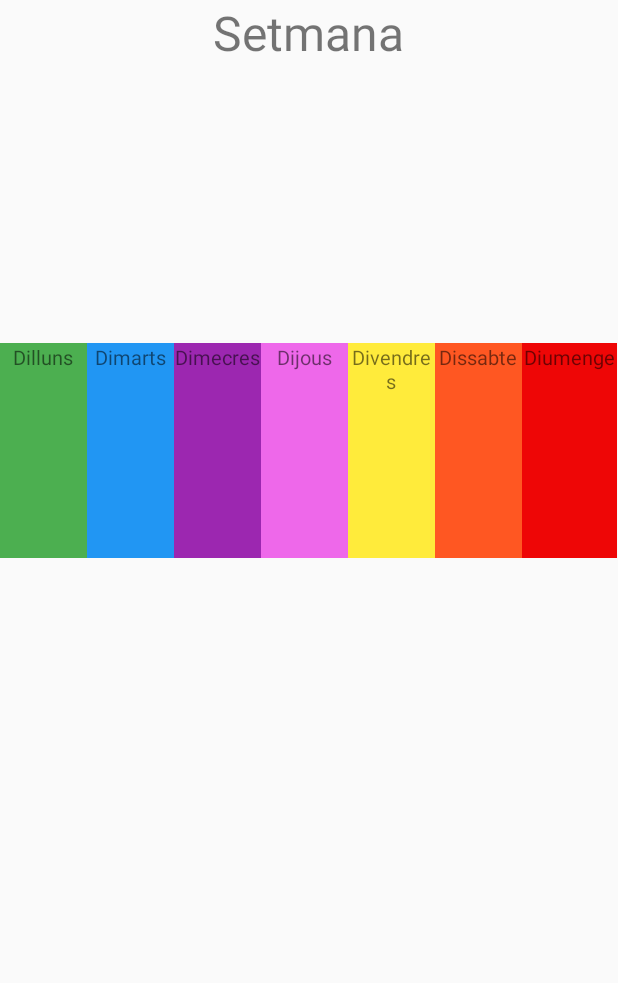
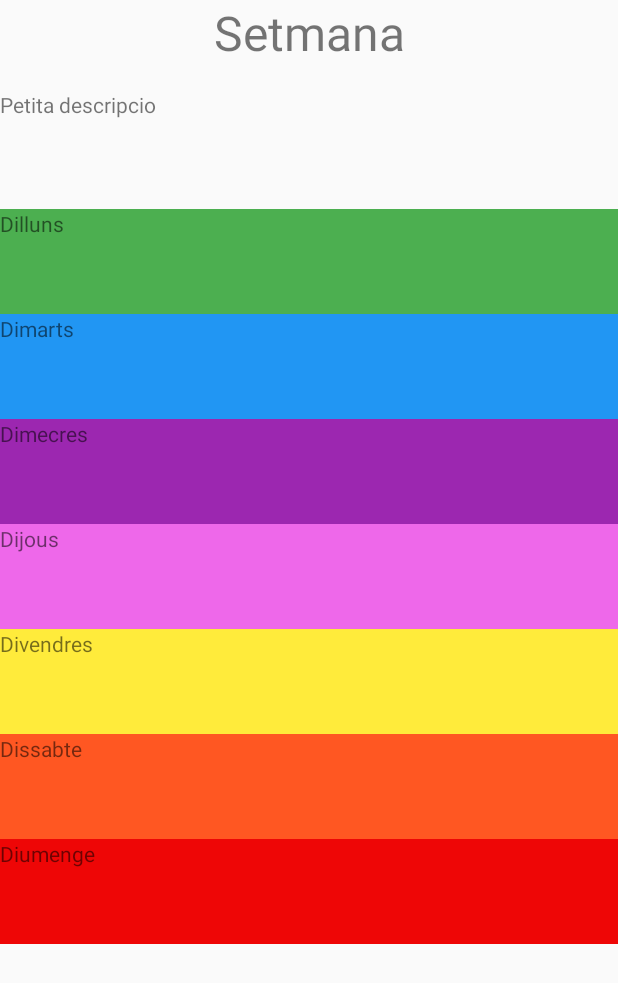
Before and after one commit to angelmc1309/MedButler, an Android app: the layout week_layout.xml on its own in the app's theme, with its tools: preview values and no code run, on a phone screen of 412 x 824 dp. Shown: the top 983 px of the screen. Run offline under Robolectric (Android 15) with nearby library versions, the light colour scheme and no system bars.

Commit message:
Week and day layout(not included in Trello)

```diff
--- a/app/src/main/res/layout/day_layout.xml
+++ b/app/src/main/res/layout/day_layout.xml
@@ -1,5 +1,6 @@
 <?xml version="1.0" encoding="utf-8"?>
 <LinearLayout xmlns:android="http://schemas.android.com/apk/res/android"
+    xmlns:app="http://schemas.android.com/apk/res-auto"
     android:orientation="vertical" android:layout_width="match_parent"
     android:layout_height="match_parent">
 
@@ -14,6 +15,13 @@
 
     <ListView
         android:layout_width="match_parent"
-        android:layout_height="match_parent" />
+        android:layout_height="328dp" />
+
+    <Button
+        android:id="@+id/button"
+        android:layout_width="match_parent"
+        android:layout_height="wrap_content"
+        android:background="#FFFFFF"
+        android:text="Button" />
 
 </LinearLayout>
--- a/app/src/main/res/layout/week_layout.xml
+++ b/app/src/main/res/layout/week_layout.xml
@@ -1,106 +1,91 @@
 <?xml version="1.0" encoding="utf-8"?>
 <GridLayout xmlns:android="http://schemas.android.com/apk/res/android"
     android:layout_width="match_parent" android:layout_height="match_parent"
-    android:columnCount="7"
-    android:rowCount="7"
+    android:columnCount="1"
+    android:rowCount="10"
     android:alignmentMode="alignMargins">
 
     <TextView
         android:id="@+id/textView"
-        android:layout_width="wrap_content"
-        android:layout_height="wrap_content"
+        android:layout_width="match_parent"
+        android:layout_height="60dp"
         android:layout_row="0"
         android:layout_column="0"
-        android:layout_columnSpan="7"
-        android:layout_rowSpan="4"
+        android:layout_gravity="center_horizontal"
         android:text="Setmana"
-        android:layout_gravity="center_horizontal"
-        android:textSize="32dp"/>
+        android:textSize="32dp"
+        android:textAlignment="center"/>
+
+    <TextView
+        android:id="@+id/textView3"
+        android:layout_width="match_parent"
+        android:layout_height="79dp"
+        android:layout_row="1"
+        android:layout_column="0"
+        android:text="Petita descripcio" />
+
+    <TextView
+        android:id="@+id/textView9"
+        android:layout_width="match_parent"
+        android:layout_height="70dp"
+        android:layout_row="2"
+        android:layout_column="0"
+        android:text="Dilluns"
+        android:background="#4CAF50"/>
 
     <TextView
         android:id="@+id/textView10"
         android:layout_width="match_parent"
-        android:layout_height="185dp"
-        android:layout_row="4"
+        android:layout_height="70dp"
+        android:layout_row="3"
         android:layout_column="0"
-        android:layout_columnSpan="7" />
+        android:text="Dimarts"
+        android:background="#2196F3"/>
 
     <TextView
         android:id="@+id/textView11"
-        android:layout_width="58dp"
-        android:layout_height="143dp"
-        android:layout_row="5"
+        android:layout_width="match_parent"
+        android:layout_height="70dp"
+        android:layout_row="4"
         android:layout_column="0"
-        android:background="#4CAF50"
-        android:text="Dilluns"
-        android:textAlignment="center"
-        android:textSize="13dp" />
+        android:text="Dimecres"
+        android:background="#9C27B0"/>
 
     <TextView
         android:id="@+id/textView12"
-        android:layout_width="58dp"
-        android:layout_height="143dp"
+        android:layout_width="match_parent"
+        android:layout_height="70dp"
         android:layout_row="5"
-        android:layout_column="1"
-        android:background="#2196F3"
-        android:text="Dimarts"
-        android:textAlignment="center"
-        android:textSize="13dp" />
+        android:layout_column="0"
+        android:text="Dijous"
+        android:background="#FCEE67EA"/>
 
     <TextView
         android:id="@+id/textView13"
-        android:layout_width="58dp"
-        android:layout_height="143dp"
-        android:layout_row="5"
-        android:layout_column="2"
-        android:background="#9C27B0"
-        android:text="Dimecres"
-        android:textAlignment="center"
-        android:textSize="13dp" />
+        android:layout_width="match_parent"
+        android:layout_height="70dp"
+        android:layout_row="6"
+        android:layout_column="0"
+        android:text="Divendres"
+        android:background="#FFEB3B"/>
 
     <TextView
         android:id="@+id/textView14"
-        android:layout_width="58dp"
-        android:layout_height="143dp"
-        android:layout_row="5"
-        android:layout_column="3"
-        android:background="#FCEE67EA"
-        android:text="Dijous"
-        android:textAlignment="center"
-        android:textSize="13dp" />
+        android:layout_width="match_parent"
+        android:layout_height="70dp"
+        android:layout_row="7"
+        android:layout_column="0"
+        android:text="Dissabte"
+        android:background="#FF5722"/>
 
     <TextView
         android:id="@+id/textView15"
-        android:layout_width="58dp"
-        android:layout_height="143dp"
-        android:layout_row="5"
-        android:layout_column="4"
-        android:background="#FFEB3B"
-        android:text="Divendres"
-        android:textAlignment="center"
-        android:textSize="13dp" />
-
-    <TextView
-        android:id="@+id/textView16"
-        android:layout_width="58dp"
-        android:layout_height="143dp"
-        android:layout_row="5"
-        android:layout_column="5"
-        android:background="#FF5722"
-        android:text="Dissabte"
-        android:textAlignment="center"
-        android:textSize="13dp" />
-
-    <TextView
-        android:id="@+id/textView17"
-        android:layout_width="63dp"
-        android:layout_height="143dp"
-        android:layout_row="5"
-        android:layout_column="6"
-        android:background="#EE0606"
+        android:layout_width="match_parent"
+        android:layout_height="70dp"
+        android:layout_row="8"
+        android:layout_column="0"
         android:text="Diumenge"
-        android:textAlignment="center"
-        android:textSize="13dp" />
+        android:background="#EE0606"/>
 
 
 </GridLayout>
```
Also changed, not shown: 3 other files.
